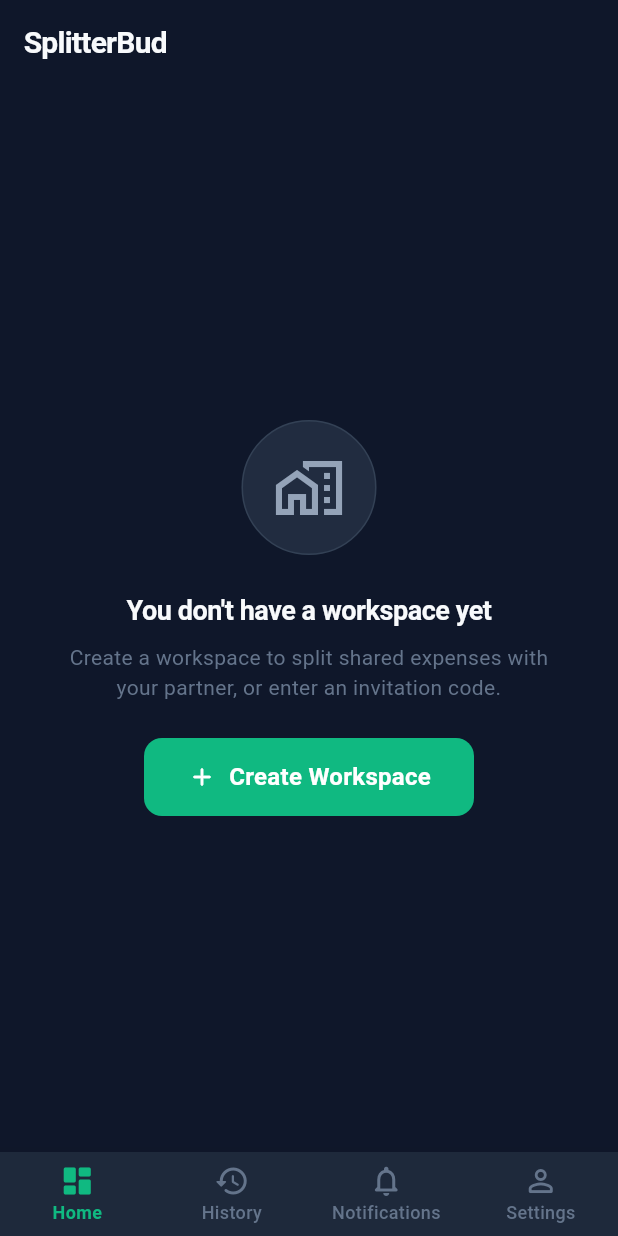
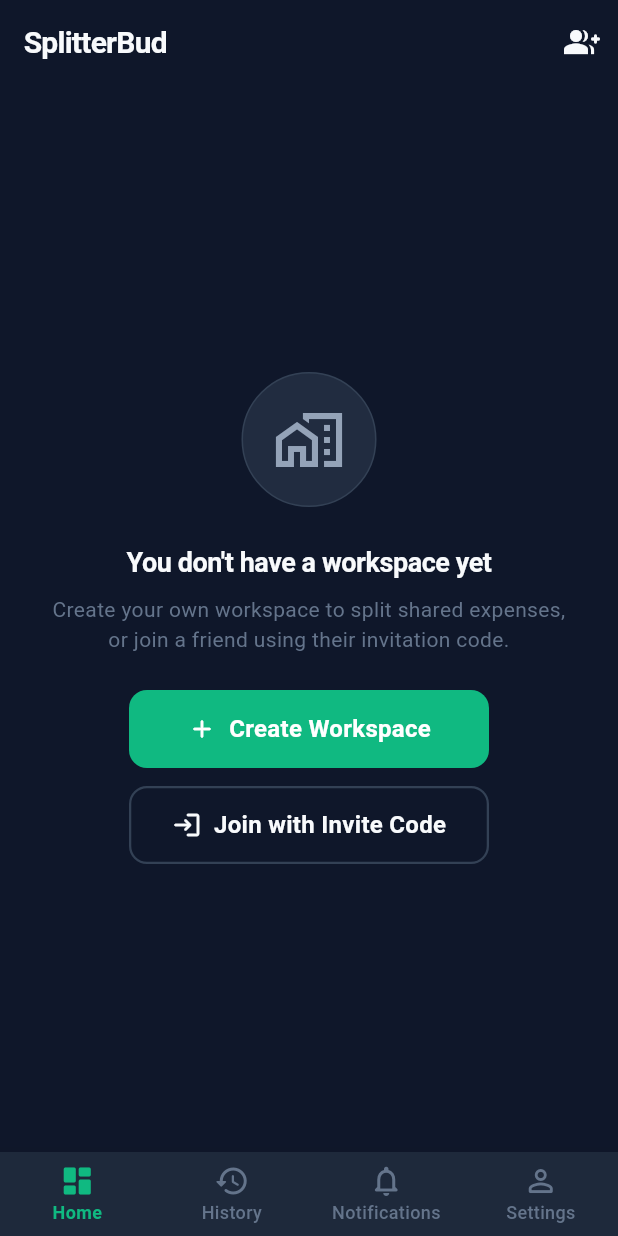
Before and after one commit to FikirteGT/splitterBuddy, a Flutter app: the screen it shows once a user with an empty profile is signed in, on a phone screen of 412 x 824 dp. Run offline on Flutter 3.47's test engine with Material 3 defaults, Android fonts, the phone set to English and light mode, and no system bars; our stand-ins replace cloud_firestore, firebase_auth, firebase_core; accounts and stored records are empty.

Commit message:
allow joining workspace without creating one first

```diff
--- a/lib/features/dashboard/presentation/screens/dashboard_screen.dart
+++ b/lib/features/dashboard/presentation/screens/dashboard_screen.dart
@@ -14,6 +14,7 @@ import 'package:splitterbuddy/features/settlement/presentation/screens/settlemen
 import 'package:splitterbuddy/features/workspace/presentation/controllers/workspace_controller.dart';
 import 'package:splitterbuddy/features/workspace/presentation/screens/create_workspace_screen.dart';
 import 'package:splitterbuddy/features/workspace/presentation/screens/invite_partner_screen.dart';
+import 'package:splitterbuddy/features/workspace/presentation/screens/join_workspace_screen.dart';
 import 'package:splitterbuddy/features/workspace/presentation/screens/workspace_list_screen.dart';
 import 'package:splitterbuddy/shared/widgets/empty_state_view.dart';
 
@@ -38,16 +39,34 @@ class DashboardScreen extends StatelessWidget {
       return Scaffold(
         appBar: AppBar(
           title: const Text('SplitterBud'),
+          actions: [
+            IconButton(
+              icon: const Icon(Icons.group_add_rounded),
+              tooltip: 'Join Workspace',
+              onPressed: () {
+                Navigator.of(context).push(
+                  MaterialPageRoute(builder: (_) => const JoinWorkspaceScreen()),
+                );
+              },
+            ),
+          ],
         ),
         body: EmptyStateView(
           icon: Icons.home_work_outlined,
           title: "You don't have a workspace yet",
-          subtitle: 'Create a workspace to split shared expenses with your partner, or enter an invitation code.',
+          subtitle: 'Create your own workspace to split shared expenses, or join a friend using their invitation code.',
           buttonText: 'Create Workspace',
           buttonIcon: Icons.add_rounded,
           onButtonPressed: () {
             Navigator.of(context).push(
               MaterialPageRoute(builder: (_) => const CreateWorkspaceScreen()),
+            );
+          },
+          secondaryButtonText: 'Join with Invite Code',
+          secondaryButtonIcon: Icons.login_rounded,
+          onSecondaryButtonPressed: () {
+            Navigator.of(context).push(
+              MaterialPageRoute(builder: (_) => const JoinWorkspaceScreen()),
             );
           },
         ),
--- a/lib/shared/widgets/empty_state_view.dart
+++ b/lib/shared/widgets/empty_state_view.dart
@@ -9,6 +9,9 @@ class EmptyStateView extends StatelessWidget {
   final String? buttonText;
   final VoidCallback? onButtonPressed;
   final IconData? buttonIcon;
+  final String? secondaryButtonText;
+  final VoidCallback? onSecondaryButtonPressed;
+  final IconData? secondaryButtonIcon;
 
   const EmptyStateView({
     super.key,
@@ -18,6 +21,9 @@ class EmptyStateView extends StatelessWidget {
     this.buttonText,
     this.onButtonPressed,
     this.buttonIcon,
+    this.secondaryButtonText,
+    this.onSecondaryButtonPressed,
+    this.secondaryButtonIcon,
   });
 
   @override
@@ -65,7 +71,17 @@ class EmptyStateView extends StatelessWidget {
                 text: buttonText!,
                 onPressed: onButtonPressed,
                 icon: buttonIcon,
-                width: 220,
+                width: 240,
+              ),
+            ],
+            if (secondaryButtonText != null && onSecondaryButtonPressed != null) ...[
+              const SizedBox(height: 12),
+              CustomButton(
+                text: secondaryButtonText!,
+                onPressed: onSecondaryButtonPressed,
+                icon: secondaryButtonIcon,
+                isOutlined: true,
+                width: 240,
               ),
             ],
           ],
```
